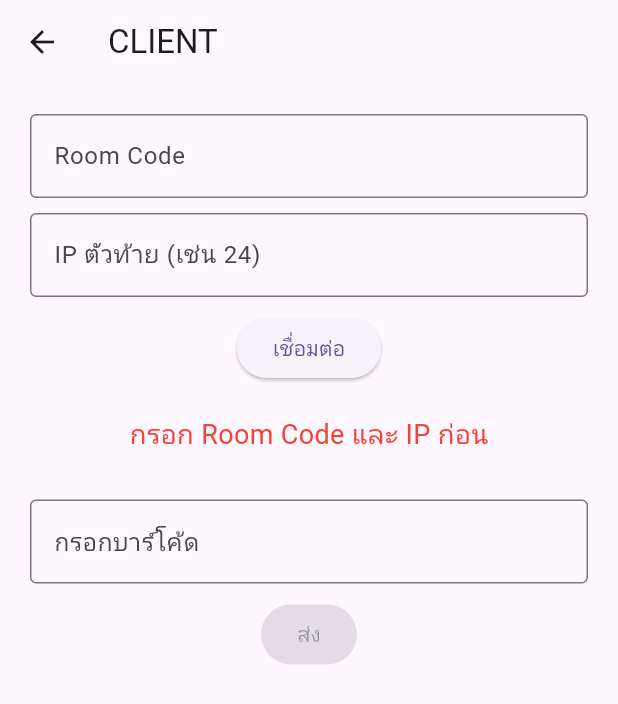
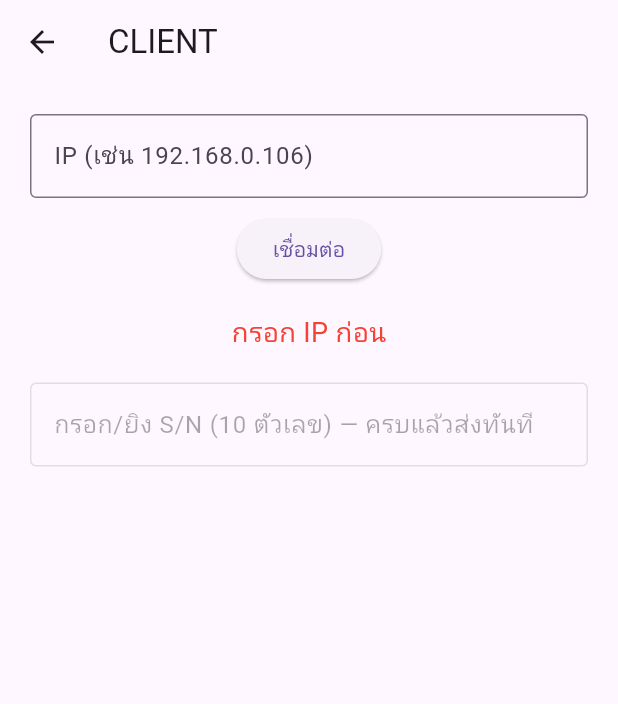
Before and after one commit to BT25T/checkstock_kcm, a Flutter app: the ScannerPage screen opened directly, after a tap on "เชื่อมต่อ", on a phone screen of 412 x 824 dp. Shown: the top 704 px of the screen. Run offline on Flutter 3.47's test engine with Material 3 defaults, Android fonts, the phone set to English and light mode, and no system bars.

Commit message:
fix S/N sender system and fix ip decoder

```diff
--- a/lib/pages/scanner_page.dart
+++ b/lib/pages/scanner_page.dart
@@ -1,7 +1,7 @@
 import 'package:flutter/material.dart';
 import 'package:web_socket_channel/io.dart';
 import 'dart:convert';
-import '../services/pairing.dart';
+import 'package:flutter/services.dart';
 
 class ScannerPage extends StatefulWidget {
   const ScannerPage({super.key});
@@ -11,43 +11,45 @@ class ScannerPage extends StatefulWidget {
 }
 
 class _ScannerPageState extends State<ScannerPage> {
-  final TextEditingController _roomCtrl = TextEditingController();
-  final TextEditingController _ipTailCtrl = TextEditingController();
+  final TextEditingController _ipCtrl = TextEditingController();
   final TextEditingController _barcodeCtrl = TextEditingController();
 
   IOWebSocketChannel? _channel;
   bool _connected = false;
   String _status = "ยังไม่เชื่อมต่อ";
 
+  bool _sending = false; // กันส่งซ้ำตอนครบ 10 แล้ว event ยิงรัว
+
   void _connect() {
-    final session = _roomCtrl.text.trim();
-    final tail = _ipTailCtrl.text.trim();
+    final ip = _ipCtrl.text.trim();
 
-    if (session.isEmpty || tail.isEmpty) {
-      setState(() => _status = "กรอก Room Code และ IP ก่อน");
+    if (ip.isEmpty) {
+      setState(() => _status = "กรอก IP ก่อน");
       return;
     }
 
-    final ip = "192.168.1.$tail";
-    final uri = Pairing.makeWsUri(ip: ip, port: 8090, session: session);
+    final uri = Uri.parse("ws://$ip:8090");
 
     try {
       _channel = IOWebSocketChannel.connect(uri);
 
       _channel!.stream.listen(
         (event) {
-          print("Server: $event");
+          // ถ้า server ส่งอะไรกลับมา จะเห็นตรงนี้
+          debugPrint("Server: $event");
         },
         onDone: () {
+          if (!mounted) return;
           setState(() {
             _connected = false;
             _status = "การเชื่อมต่อถูกปิด";
           });
         },
-        onError: (_) {
+        onError: (e) {
+          if (!mounted) return;
           setState(() {
             _connected = false;
-            _status = "เชื่อมต่อไม่สำเร็จ";
+            _status = "เชื่อมต่อไม่สำเร็จ: $e";
           });
         },
       );
@@ -56,36 +58,44 @@ class _ScannerPageState extends State<ScannerPage> {
         _connected = true;
         _status = "เชื่อมต่อแล้ว";
       });
-
     } catch (e) {
       setState(() => _status = "เชื่อมต่อไม่สำเร็จ: $e");
     }
   }
 
-  void _send() {
-    if (!_connected) return;
+  void _tryAutoSend(String value) {
+    if (!_connected || _channel == null) return;
 
-    final text = _barcodeCtrl.text.trim();
-    if (text.isEmpty) return;
+    final v = value.trim();
 
-    _channel?.sink.add(jsonEncode({
-      "barcode": text,
+    // ต้องเป็นเลข 10 ตัวพอดี
+    final isTenDigits = RegExp(r'^\d{10}$').hasMatch(v);
+    if (!isTenDigits) return;
+
+    // กันซ้ำ
+    if (_sending) return;
+    _sending = true;
+
+    _channel!.sink.add(jsonEncode({
+      "barcode": v,
       "ts": DateTime.now().toIso8601String(),
       "sender": "mobile"
     }));
 
-    setState(() {
-      _status = "ส่งแล้ว: $text";
-    });
+    if (!mounted) return;
+    setState(() => _status = "ส่งแล้ว: $v");
 
+    // เคลียร์เพื่อยิงต่อ
     _barcodeCtrl.clear();
+
+    // ปลดล็อกหลัง microtask
+    Future.microtask(() => _sending = false);
   }
 
   @override
   void dispose() {
     _channel?.sink.close();
-    _roomCtrl.dispose();
-    _ipTailCtrl.dispose();
+    _ipCtrl.dispose();
     _barcodeCtrl.dispose();
     super.dispose();
   }
@@ -100,58 +110,48 @@ class _ScannerPageState extends State<ScannerPage> {
         padding: const EdgeInsets.all(20),
         child: Column(
           children: [
-            // ===== Connection Form =====
             TextField(
-              controller: _roomCtrl,
+              controller: _ipCtrl,
               decoration: const InputDecoration(
-                labelText: "Room Code",
+                labelText: "IP (เช่น 192.168.0.106)",
                 border: OutlineInputBorder(),
               ),
-            ),
-            const SizedBox(height: 10),
-            TextField(
-              controller: _ipTailCtrl,
-              decoration: const InputDecoration(
-                labelText: "IP ตัวท้าย (เช่น 24)",
-                border: OutlineInputBorder(),
-              ),
-              keyboardType: TextInputType.number,
+              enabled: !_connected,
             ),
             const SizedBox(height: 10),
 
             ElevatedButton(
-              onPressed: _connect,
+              onPressed: _connected ? null : _connect,
               child: const Text("เชื่อมต่อ"),
+            ),
+
+            const SizedBox(height: 18),
+
+            Text(
+              _status,
+              style: TextStyle(
+                fontSize: 18,
+                fontWeight: _connected ? FontWeight.bold : FontWeight.normal,
+                color: statusColor,
+              ),
             ),
 
             const SizedBox(height: 20),
 
-            // ===== Status =====
-            Text(
-              _status,
-              style: TextStyle(
-                fontSize: 18,
-                fontWeight:
-                    _connected ? FontWeight.bold : FontWeight.normal,
-                color: statusColor,
-              ),
-            ),
-
-            const SizedBox(height: 30),
-
-            // ===== Barcode Sender =====
+            // ช่องกรอก/ยิงบาร์โค้ด: บังคับเลข 10 ตัว
             TextField(
               controller: _barcodeCtrl,
+              enabled: _connected,
+              keyboardType: TextInputType.number,
+              inputFormatters: [
+                FilteringTextInputFormatter.digitsOnly,
+                LengthLimitingTextInputFormatter(10),
+              ],
               decoration: const InputDecoration(
-                labelText: "กรอกบาร์โค้ด",
+                labelText: "กรอก/ยิง S/N (10 ตัวเลข) — ครบแล้วส่งทันที",
                 border: OutlineInputBorder(),
               ),
-            ),
-            const SizedBox(height: 10),
-
-            ElevatedButton(
-              onPressed: _connected ? _send : null,
-              child: const Text("ส่ง"),
+              onChanged: _tryAutoSend, // ✅ ครบ 10 ส่งทันที
             ),
           ],
         ),
--- a/lib/services/pairing.dart
+++ /dev/null
@@ -1,16 +0,0 @@
-import 'dart:math';
-
-class Pairing {
-  static String makeSessionCode() {
-    final r = Random();
-    return "KCM-${1000 + r.nextInt(9000)}";
-  }
-
-  static Uri makeWsUri({
-    required String ip,
-    required int port,
-    required String session,
-  }) {
-    return Uri.parse("ws://$ip:$port?session=$session");
-  }
-}
```
Also changed, not shown: lib/pages/host_page.dart (+92 -33 lines), lib/services/pairing_info.dart (deleted, +0 -31 lines).
